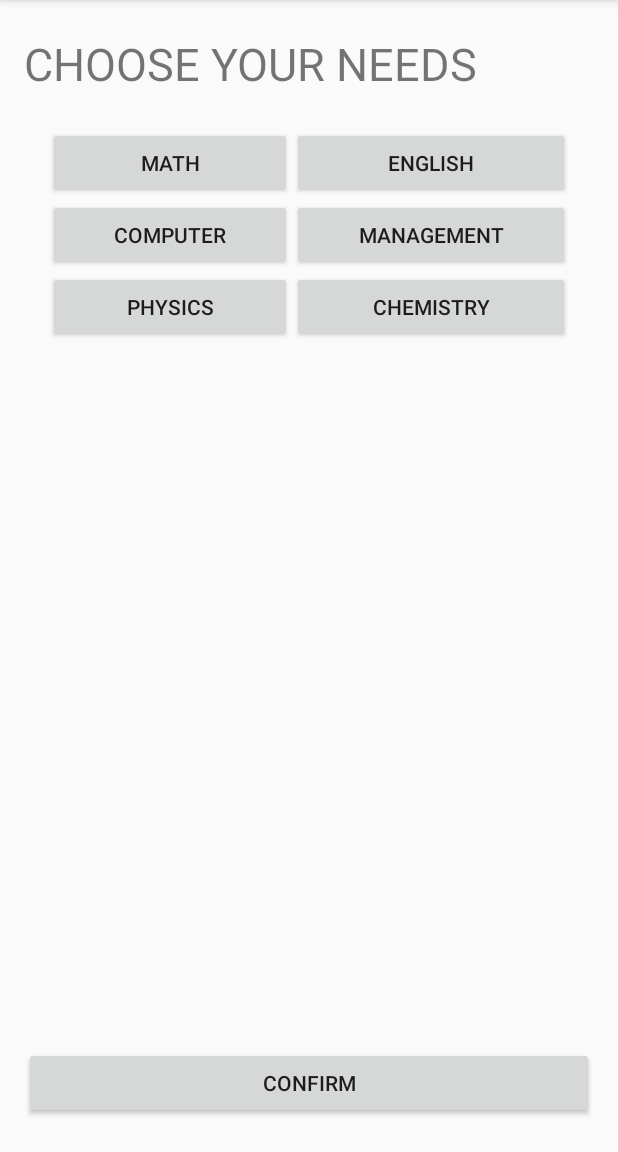
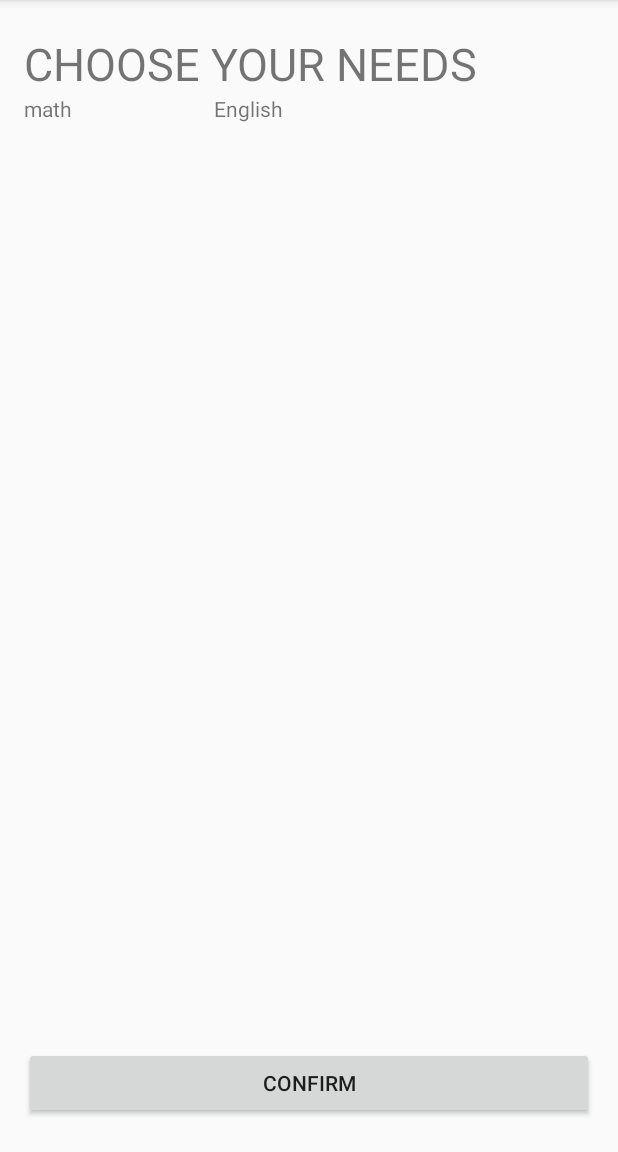
Before and after one commit to SteedZH/Android, an Android app: the StudentNeedsActivity screen opened directly, with no data from a screen before it, on a phone screen of 412 x 824 dp, the part 84-1236 px from its top. Run offline under Robolectric (Android 15) with nearby library versions, the phone set to English and light mode, and no system bars.

Commit message:
UI basic finish

```diff
--- a/app/app/src/main/java/com/example/comp6239/StudentNeedsActivity.java
+++ b/app/app/src/main/java/com/example/comp6239/StudentNeedsActivity.java
@@ -5,11 +5,17 @@ import android.support.v7.app.ActionBar;
 import android.support.v7.app.AppCompatActivity;
 import android.os.Bundle;
 import android.view.MenuItem;
-import android.view.View;
-import android.widget.Button;
+import android.widget.GridView;
+
+import com.example.comp6239.utility.ListAdapter2;
+import com.example.comp6239.utility.ListViewData;
+
+import java.util.ArrayList;
+import java.util.List;
 
 public class StudentNeedsActivity extends AppCompatActivity {
 
+    private List<ListViewData> data_list = new ArrayList<>();
     @Override
     protected void onCreate(Bundle savedInstanceState) {
         super.onCreate(savedInstanceState);
@@ -24,11 +30,16 @@ public class StudentNeedsActivity extends AppCompatActivity {
 //                StudentNeedsActivity.this.finish();
 //            }
 //        });
-
         ActionBar actionBar = getSupportActionBar();
         assert actionBar != null;
         actionBar.setDisplayHomeAsUpEnabled(true);
         actionBar.setHomeButtonEnabled(true);
+
+        initData();
+        ListAdapter2 adapter=new ListAdapter2(StudentNeedsActivity.this, R.layout.listview_student_needs,data_list);
+        GridView gridView=findViewById(R.id.student_needs_grid_view);
+        gridView.setAdapter(adapter);
+
     }
 
     @Override
@@ -43,4 +54,10 @@ public class StudentNeedsActivity extends AppCompatActivity {
         }
         return (super.onOptionsItemSelected(menuItem));
     }
+
+
+    private void initData(){
+        data_list.add(new ListViewData("math"));
+        data_list.add(new ListViewData("English"));
+    }
 }
--- /dev/null
+++ b/app/app/src/main/java/com/example/comp6239/utility/ListAdapter2.java
@@ -0,0 +1,31 @@
+package com.example.comp6239.utility;
+
+import android.content.Context;
+import android.view.LayoutInflater;
+import android.view.View;
+import android.view.ViewGroup;
+import android.widget.ArrayAdapter;
+import android.widget.TextView;
+
+import com.example.comp6239.R;
+
+import java.util.List;
+
+public class ListAdapter2 extends ArrayAdapter {
+    private final int resourceId;
+
+    public ListAdapter2(Context context, int textViewResourceId, List<ListViewData> objects){
+        super(context, textViewResourceId, objects);
+        resourceId = textViewResourceId;
+    }
+    @Override
+    public View getView(int position, View convertView, ViewGroup parent) {
+        ListViewData listView = (ListViewData) getItem(position);
+        View view = LayoutInflater.from(getContext()).inflate(resourceId, null);
+        TextView dataName = view.findViewById(R.id.textView8);
+//        TextView dataTime = view.findViewById(R.id.list_time);
+        dataName.setText(listView.getGrid_name());
+//        dataTime.setText(listView.getList_time());
+        return view;
+    }
+}
--- /dev/null
+++ b/app/app/src/main/java/com/example/comp6239/utility/ListViewData.java
@@ -0,0 +1,29 @@
+package com.example.comp6239.utility;
+
+public class ListViewData {
+    private String list_name;
+    private String list_time;
+    private String grid_name;
+
+    public ListViewData(String list_name, String list_time){
+        this.list_name = list_name;
+        this.list_time = list_time;
+    }
+
+    public ListViewData(String grid_name)
+    {
+        this.grid_name = grid_name;
+    }
+
+    public String getGrid_name() {
+        return grid_name;
+    }
+
+    public String getList_name(){
+        return list_name;
+    }
+
+    public String getList_time(){
+        return list_time;
+    }
+}
--- /dev/null
+++ b/app/app/src/main/java/com/example/comp6239/utility/MyAdapter.java
@@ -0,0 +1,4 @@
+package com.example.comp6239.utility;
+
+public class MyAdapter {
+}
--- a/app/app/src/main/res/layout/activity_student_needs.xml
+++ b/app/app/src/main/res/layout/activity_student_needs.xml
@@ -1,5 +1,5 @@
 <?xml version="1.0" encoding="utf-8"?>
-<LinearLayout xmlns:android="http://schemas.android.com/apk/res/android"
+<RelativeLayout xmlns:android="http://schemas.android.com/apk/res/android"
     android:layout_width="match_parent"
     android:layout_height="match_parent"
     android:orientation="vertical"
@@ -12,85 +12,22 @@
         android:layout_width="match_parent"
         android:layout_height="wrap_content"
         android:text="CHOOSE YOUR NEEDS"
+        android:layout_alignParentTop="true"
         android:textSize="30sp"/>
 
-    <TableLayout
+   <GridView
        android:layout_width="match_parent"
        android:layout_height="match_parent"
-    android:paddingLeft="@dimen/activity_horizontal_margin"
-    android:paddingTop="22dp"
-    android:paddingRight="@dimen/activity_horizontal_margin"
-    android:paddingBottom="22dp" android:layout_weight="1">
-
-    <TableRow
-        android:layout_width="match_parent"
-        android:layout_height="match_parent"
-        >
-
-        <Button
-            android:id="@+id/button3"
-            android:layout_width="match_parent"
-            android:layout_height="wrap_content"
-            android:layout_weight="1"
-            android:text="Math" />
-
-        <Button
-            android:id="@+id/button4"
-            android:layout_width="match_parent"
-            android:layout_height="wrap_content"
-            android:layout_weight="1"
-            android:text="English" />
-    </TableRow>
-
-    <TableRow
-        android:layout_width="match_parent"
-        android:layout_height="match_parent" >
-
-        <Button
-            android:id="@+id/button5"
-            android:layout_width="wrap_content"
-            android:layout_height="wrap_content"
-            android:layout_weight="1"
-            android:text="Computer" />
-
-        <Button
-            android:id="@+id/button6"
-            android:layout_width="wrap_content"
-            android:layout_height="wrap_content"
-            android:layout_weight="1"
-            android:text="Management" />
-    </TableRow>
-
-    <TableRow
-        android:layout_width="match_parent"
-        android:layout_height="match_parent" >
-
-        <Button
-            android:id="@+id/button7"
-            android:layout_width="wrap_content"
-            android:layout_height="wrap_content"
-            android:layout_weight="1"
-            android:text="Physics" />
-
-        <Button
-            android:id="@+id/button8"
-            android:layout_width="wrap_content"
-            android:layout_height="wrap_content"
-            android:layout_weight="1"
-            android:text="Chemistry" />
-    </TableRow>
-    </TableLayout>
+       android:layout_below="@+id/textView5"
+       android:layout_above="@+id/needs_confirm"
+       android:id="@+id/student_needs_grid_view"
+       android:numColumns="3"/>
 
     <Button
         android:id="@+id/needs_confirm"
         android:layout_width="match_parent"
         android:layout_height="wrap_content"
+        android:layout_alignParentBottom="true"
         android:text="Confirm" />
 
-    <!--<Button-->
-        <!--android:id="@+id/needs_back"-->
-        <!--android:layout_width="match_parent"-->
-        <!--android:layout_height="wrap_content"-->
-        <!--android:text="Back" />-->
-
-</LinearLayout>
+</RelativeLayout>
--- a/app/app/src/main/res/layout/activity_tutor_main.xml
+++ b/app/app/src/main/res/layout/activity_tutor_main.xml
@@ -34,5 +34,6 @@
     <ListView
         android:layout_width="match_parent"
         android:layout_height="match_parent"
+        android:id="@+id/tutor_main_list_view"
         />
 </LinearLayout>
--- /dev/null
+++ b/app/app/src/main/res/layout/listview_student_needs.xml
@@ -0,0 +1,11 @@
+<?xml version="1.0" encoding="utf-8"?>
+<LinearLayout xmlns:android="http://schemas.android.com/apk/res/android"
+    android:orientation="vertical" android:layout_width="match_parent"
+    android:layout_height="match_parent">
+
+    <TextView
+        android:id="@+id/textView8"
+        android:layout_width="match_parent"
+        android:layout_height="wrap_content"
+        android:text="TextView" />
+</LinearLayout>
```
Also changed, not shown: app/app/src/main/java/com/example/comp6239/TutorMainActivity.java (+17 -0 lines), app/app/src/main/java/com/example/comp6239/utility/ListAdapter.java (added, +31 -0 lines), app/app/src/main/java/com/example/comp6239/utility/ViewHolder.java (added, +47 -0 lines), app/app/src/main/res/layout/listview_tutor_mian.xml (added, +20 -0 lines). Lines whose indentation alone changed are shown as unchanged.
